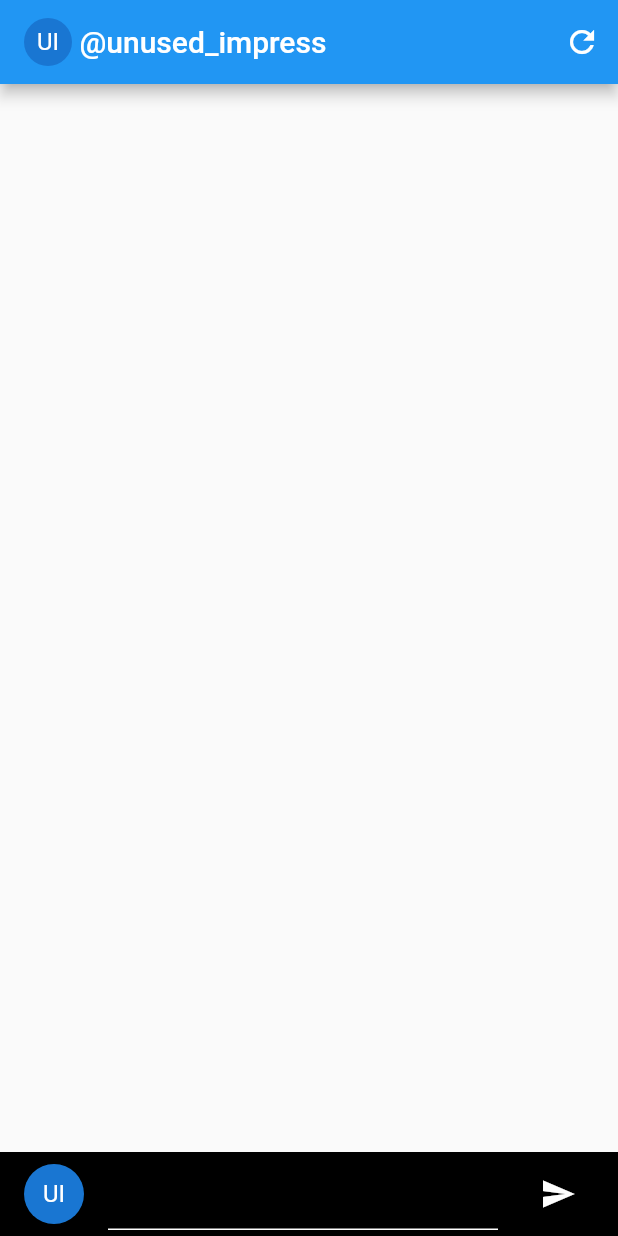
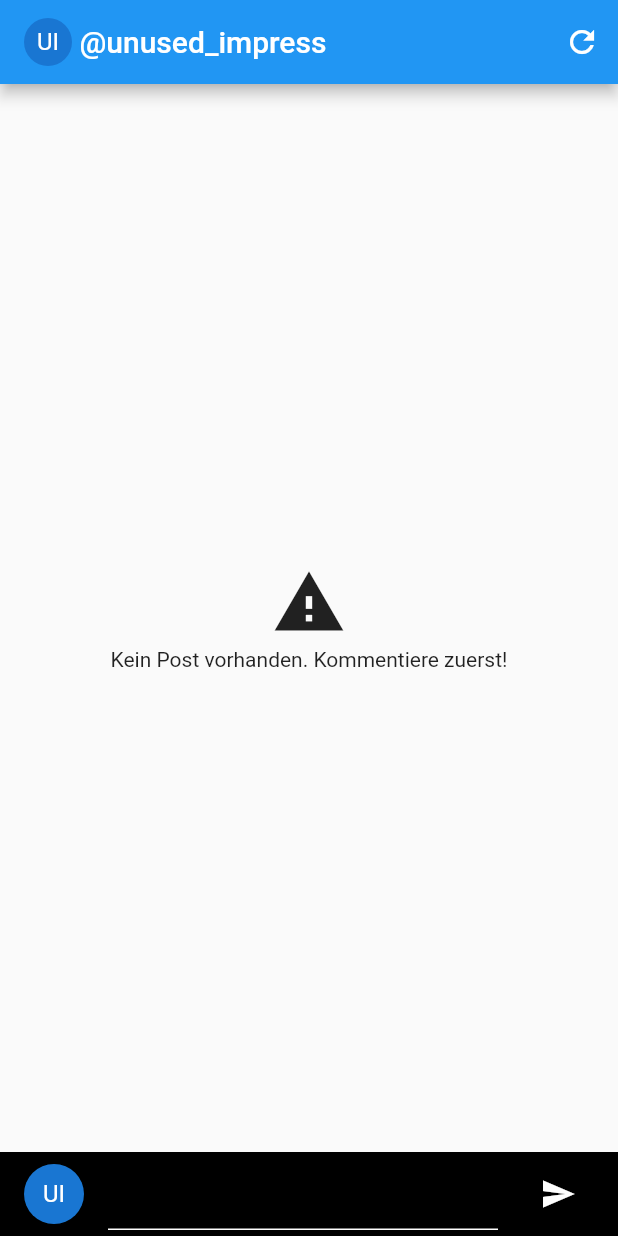
Before and after one commit to christianfl/racler-productions-forum, a Flutter app: the screen it shows after launch, on a phone screen of 412 x 824 dp. Run offline on Flutter 3.47's test engine with Material 2 defaults, Android fonts, the phone set to English and light mode, and no system bars; our stand-ins replace cloud_firestore, firebase_core, shared_preferences, shimmer; accounts and stored records are empty.

Commit message:
Added hint if there are no forum posts

```diff
--- a/lib/pages/home_page.dart
+++ b/lib/pages/home_page.dart
@@ -50,9 +50,26 @@ class _MyHomePageState extends State<HomePage> {
       body: Column(
         children: [
           Expanded(
-            child: ListView.builder(
+            // ignore: prefer_is_empty
+            child: _posts?.length == 0
+                ? Column(
+                    mainAxisAlignment: MainAxisAlignment.center,
+                    children: const [
+                      Icon(
+                        Icons.warning,
+                        size: 50,
+                      ),
+                      SizedBox(height: 5),
+                      Text(
+                        'Kein Post vorhanden. Kommentiere zuerst!',
+                        textAlign: TextAlign.center,
+                      ),
+                    ],
+                  )
+                : ListView.builder(
                     shrinkWrap: true,
-              itemCount: _posts == null ? HomePage._maxPosts : _posts!.length,
+                    itemCount:
+                        _posts == null ? HomePage._maxPosts : _posts!.length,
                     itemBuilder: (BuildContext context, int index) {
                       if (_posts == null) {
                         return Shimmer.fromColors(
```
Lines whose indentation alone changed are shown as unchanged.
